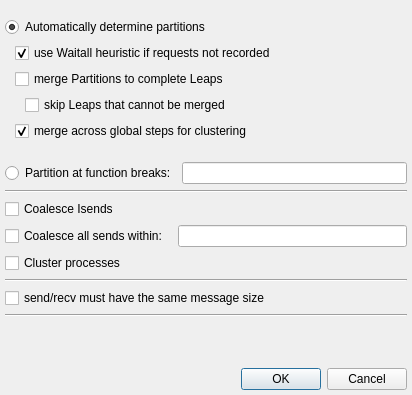
Above: importoptionsdialog.ui from LLNL/ravel before the change. Below: the same form after it.
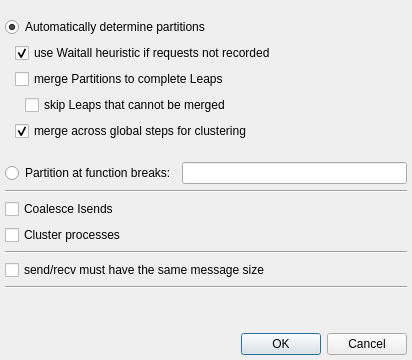
That is the form after the change.

Commit message: Remove absolute time-based send-coalescing.

Patch:
```diff
--- a/importoptionsdialog.ui
+++ b/importoptionsdialog.ui
@@ -10,7 +10,7 @@
     <x>0</x>
     <y>0</y>
     <width>412</width>
-    <height>395</height>
+    <height>360</height>
    </rect>
   </property>
   <property name="windowTitle">
@@ -179,32 +179,6 @@
      </property>
     </widget>
    </item>
-   <item>
-    <layout class="QHBoxLayout" name="horizontalLayout_3">
-     <property name="leftMargin">
-      <number>0</number>
-     </property>
-     <property name="topMargin">
-      <number>0</number>
-     </property>
-     <property name="rightMargin">
-      <number>0</number>
-     </property>
-     <property name="bottomMargin">
-      <number>0</number>
-     </property>
-     <item>
-      <widget class="QCheckBox" name="coalesceCheckbox">
-       <property name="text">
-        <string>Coalesce all sends within: </string>
-       </property>
-      </widget>
-     </item>
-     <item>
-      <widget class="QLineEdit" name="coalesceEdit"/>
-     </item>
-    </layout>
-   </item>
    <item>
     <widget class="QCheckBox" name="clusterCheckbox">
      <property name="text">
```
The commit also changes 3 other files.
